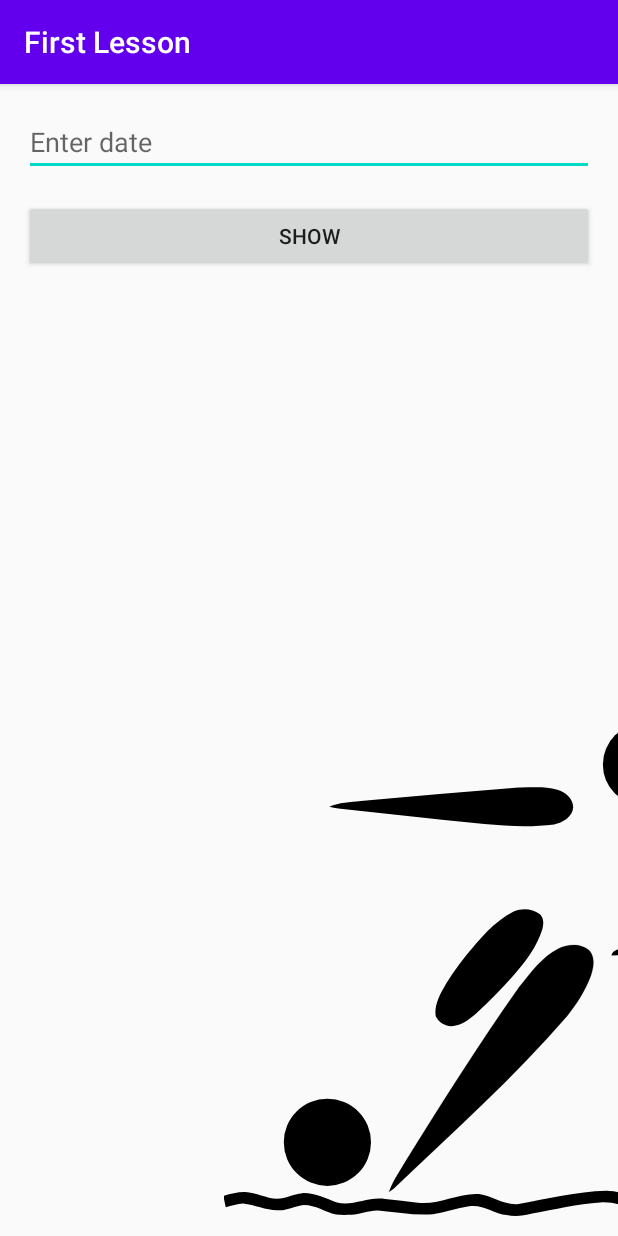
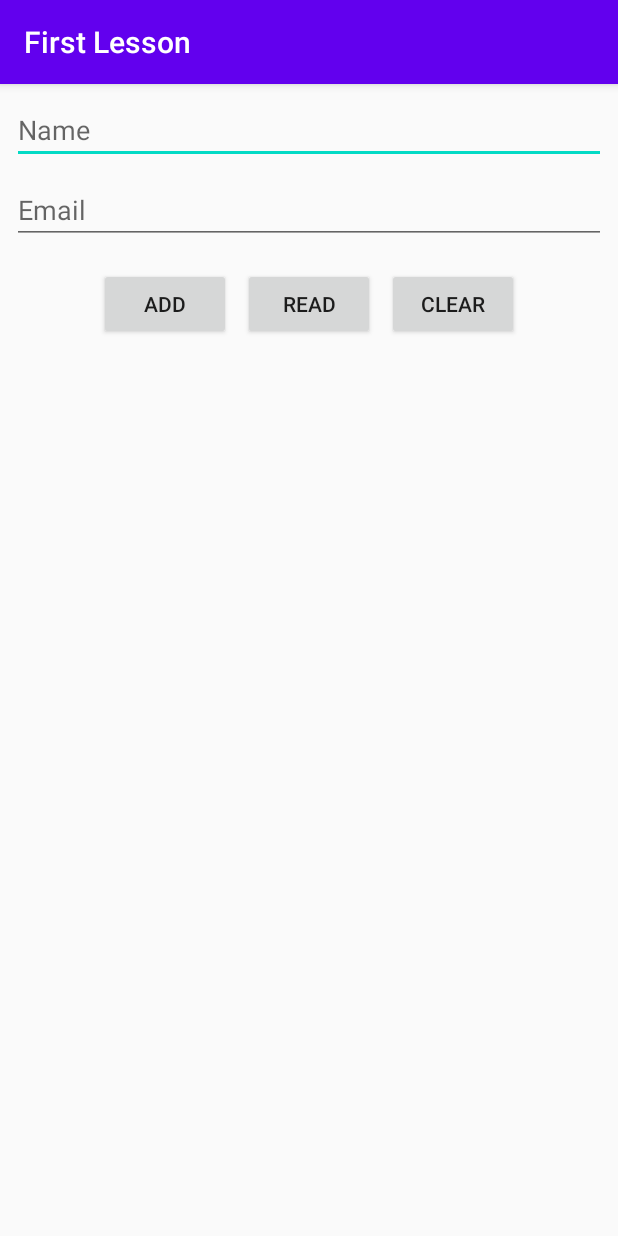
Before and after one commit to zhantore/firstlesson, an Android app: the screen it shows after launch (MainActivity before the commit, DBActivity after it), on a phone screen of 412 x 824 dp. Run offline under Robolectric (Android 15) with nearby library versions, the phone set to English and light mode, and no system bars.

Commit message:
- Module-12, SQLite Database

```diff
--- /dev/null
+++ b/app/src/main/java/com/example/firstlesson/DBActivity.java
@@ -0,0 +1,97 @@
+package com.example.firstlesson;
+
+import androidx.annotation.RequiresApi;
+import androidx.appcompat.app.AppCompatActivity;
+
+import android.content.ContentValues;
+import android.database.Cursor;
+import android.database.sqlite.SQLiteDatabase;
+import android.os.Build;
+import android.os.Bundle;
+import android.util.Log;
+import android.view.View;
+import android.widget.Button;
+import android.widget.EditText;
+import android.widget.TextView;
+import android.widget.Toast;
+
+import com.example.firstlesson.db_helper.DBHelper;
+
+public class DBActivity extends AppCompatActivity implements View.OnClickListener {
+
+    Button btnAdd;
+    Button btnRead;
+    Button btnClear;
+    EditText etName;
+    EditText etEmail;
+    DBHelper dbHelper;
+    Integer DATABASE_VERSION = 1;
+    String DATABASE_NAME = "contactDb";
+
+    @RequiresApi(api = Build.VERSION_CODES.O_MR1)
+    @Override
+    protected void onCreate(Bundle savedInstanceState) {
+        super.onCreate(savedInstanceState);
+        setContentView(R.layout.activity_d_b);
+
+        btnAdd = findViewById(R.id.btnAdd);
+        btnAdd.setOnClickListener(this);
+
+        btnRead =  findViewById(R.id.btnRead);
+        btnRead.setOnClickListener(this);
+
+        btnClear =  findViewById(R.id.btnClear);
+        btnClear.setOnClickListener(this);
+
+        etName = findViewById(R.id.etName);
+        etEmail = findViewById(R.id.etEmail);
+
+        SQLiteDatabase.OpenParams.Builder options = new SQLiteDatabase.OpenParams.Builder();
+        if (Build.VERSION.SDK_INT >= Build.VERSION_CODES.P) {
+            dbHelper = new DBHelper(this, DATABASE_NAME, DATABASE_VERSION, options.build());
+        }
+    }
+
+    @Override
+    public void onClick(View v) {
+        String name = etName.getText().toString();
+        String email = etEmail.getText().toString();
+        SQLiteDatabase database = dbHelper.getWritableDatabase();
+        ContentValues contentValues = new ContentValues();
+
+        int vID = v.getId();
+        switch (vID) {
+            case R.id.btnAdd:
+                contentValues.put(dbHelper.KEY_NAME, name);
+                contentValues.put(dbHelper.KEY_MAIL, email);
+                database.insert(dbHelper.TABLE_CONTACTS, null, contentValues);
+                Toast.makeText(this, "Successfully added!", Toast.LENGTH_SHORT).show();
+                break;
+            case R.id.btnRead:
+                getDataFromDB(database);
+                break;
+            case R.id.btnClear:
+                database.delete(dbHelper.TABLE_CONTACTS, "", null);
+                ((TextView) findViewById(R.id.tvResult)).setText("");
+                break;
+        }
+    }
+
+    private void getDataFromDB(SQLiteDatabase database) {
+        Cursor cursor  = database.query(dbHelper.TABLE_CONTACTS, null, null, null, null, null, null);
+        if (cursor.moveToFirst()) {
+            int idIndex = cursor.getColumnIndex(dbHelper.KEY_ID);
+            int nameIndex = cursor.getColumnIndex(dbHelper.KEY_NAME);
+            int emailIndex = cursor.getColumnIndex(dbHelper.KEY_MAIL);
+            do {
+                String result = "ID = " + cursor.getInt(idIndex) +
+                        ", name = " + cursor.getString(nameIndex) +
+                        ", email = " + cursor.getString(emailIndex);
+                Log.d("mLog", result);
+                ((TextView) findViewById(R.id.tvResult)).setText(result);
+            } while (cursor.moveToNext());
+        } else
+            Log.d("mLog", "0 rows");
+        cursor.close();
+    }
+}
--- /dev/null
+++ b/app/src/main/java/com/example/firstlesson/db_helper/DBHelper.java
@@ -0,0 +1,35 @@
+package com.example.firstlesson.db_helper;
+
+import android.content.Context;
+import android.database.sqlite.SQLiteDatabase;
+import android.database.sqlite.SQLiteOpenHelper;
+import android.os.Build;
+
+import androidx.annotation.NonNull;
+import androidx.annotation.Nullable;
+import androidx.annotation.RequiresApi;
+
+public class DBHelper extends SQLiteOpenHelper {
+
+    public String TABLE_CONTACTS = "contacts";
+    public String KEY_ID = "_id";
+    public String KEY_NAME = "name";
+    public String KEY_MAIL = "mail";
+
+
+    @RequiresApi(api = Build.VERSION_CODES.P)
+    public DBHelper(@Nullable Context context, @Nullable String name, int version, @NonNull SQLiteDatabase.OpenParams openParams) {
+        super(context, name, version, openParams);
+    }
+
+    @Override
+    public void onCreate(SQLiteDatabase db) {
+        db.execSQL("create table " + TABLE_CONTACTS + "(" + KEY_ID + " integer primary key," + KEY_NAME + " text," + KEY_MAIL + " text" + ")");
+    }
+
+    @Override
+    public void onUpgrade(SQLiteDatabase db, int oldVersion, int newVersion) {
+        db.execSQL("drop table if exists " + TABLE_CONTACTS);
+        onCreate(db);
+    }
+}
--- /dev/null
+++ b/app/src/main/res/layout/activity_d_b.xml
@@ -0,0 +1,75 @@
+<?xml version="1.0" encoding="utf-8"?>
+<androidx.constraintlayout.widget.ConstraintLayout xmlns:android="http://schemas.android.com/apk/res/android"
+    xmlns:app="http://schemas.android.com/apk/res-auto"
+    xmlns:tools="http://schemas.android.com/tools"
+    android:layout_width="match_parent"
+    android:layout_height="match_parent"
+    tools:context=".DBActivity">
+    <EditText
+        android:id="@+id/etName"
+        android:layout_width="match_parent"
+        android:layout_height="wrap_content"
+        android:layout_marginStart="8dp"
+        android:layout_marginTop="8dp"
+        android:layout_marginEnd="8dp"
+        android:hint="Name"
+        app:layout_constraintEnd_toEndOf="@+id/etEmail"
+        app:layout_constraintStart_toStartOf="parent"
+        app:layout_constraintTop_toTopOf="parent"></EditText>
+
+    <EditText
+        android:id="@+id/etEmail"
+        android:layout_width="match_parent"
+        android:layout_height="wrap_content"
+        android:layout_marginStart="8dp"
+        android:layout_marginTop="8dp"
+        android:layout_marginEnd="8dp"
+        android:hint="Email"
+        app:layout_constraintEnd_toEndOf="parent"
+        app:layout_constraintStart_toStartOf="parent"
+        app:layout_constraintTop_toBottomOf="@+id/etName"></EditText>
+
+    <LinearLayout
+        android:id="@+id/linearLayout"
+        android:layout_width="match_parent"
+        android:layout_height="wrap_content"
+        android:layout_marginStart="8dp"
+        android:layout_marginTop="16dp"
+        android:layout_marginEnd="8dp"
+        android:gravity="center"
+        app:layout_constraintEnd_toEndOf="parent"
+        app:layout_constraintStart_toStartOf="parent"
+        app:layout_constraintTop_toBottomOf="@+id/etEmail">
+
+        <Button
+            android:id="@+id/btnAdd"
+            android:layout_width="wrap_content"
+            android:layout_height="wrap_content"
+            android:layout_marginEnd="8dp"
+            android:text="Add"></Button>
+
+        <Button
+            android:id="@+id/btnRead"
+            android:layout_width="wrap_content"
+            android:layout_height="wrap_content"
+            android:layout_marginEnd="8dp"
+            android:text="Read"></Button>
+
+        <Button
+            android:id="@+id/btnClear"
+            android:layout_width="wrap_content"
+            android:layout_height="wrap_content"
+            android:text="Clear"></Button>
+    </LinearLayout>
+
+    <TextView
+        android:id="@+id/tvResult"
+        android:layout_width="0dp"
+        android:layout_height="wrap_content"
+        android:layout_marginStart="16dp"
+        android:layout_marginEnd="16dp"
+        app:layout_constraintBottom_toBottomOf="parent"
+        app:layout_constraintEnd_toEndOf="parent"
+        app:layout_constraintStart_toStartOf="parent"
+        app:layout_constraintTop_toBottomOf="@+id/linearLayout" />
+</androidx.constraintlayout.widget.ConstraintLayout>
```
Also changed, not shown: app/src/main/AndroidManifest.xml (+11 -10 lines), app/src/main/java/com/example/firstlesson/MainActivity.java (+30 -2 lines).
